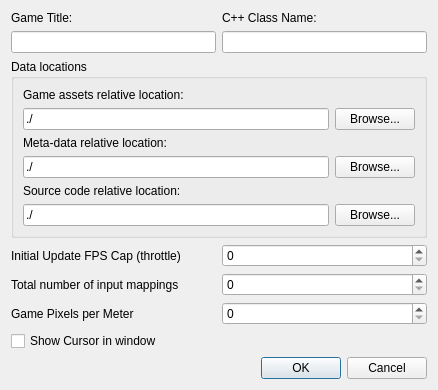
This is DesignerTool/src/DlgProjectSettings.ui in GameOverture/HarmonyEngine as Qt 5 draws it before an edit. The edited form follows.
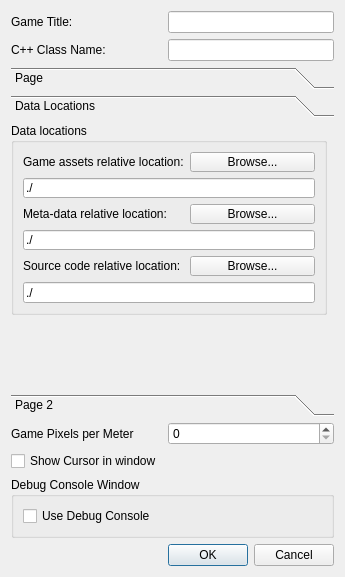
This is the edited form. The open tabs and pages were chosen to show the change. Icons and pictures are not drawn.

Commit message: Cut, Copy, Paste half way working with getting item source to clipboard

What changed in the file:
```diff
--- a/DesignerTool/src/DlgProjectSettings.ui
+++ b/DesignerTool/src/DlgProjectSettings.ui
@@ -6,86 +6,69 @@
    <rect>
     <x>0</x>
     <y>0</y>
-    <width>438</width>
-    <height>344</height>
+    <width>334</width>
+    <height>577</height>
    </rect>
   </property>
   <property name="windowTitle">
    <string>Dialog</string>
   </property>
-  <layout class="QVBoxLayout" name="verticalLayout">
-   <item>
-    <layout class="QGridLayout" name="gridLayout_2">
-     <item row="1" column="0">
+  <layout class="QFormLayout" name="formLayout_2">
+   <item row="0" column="0">
       <widget class="QLabel" name="lblGameTitle">
        <property name="text">
         <string>Game Title:</string>
        </property>
       </widget>
      </item>
-     <item row="1" column="1">
+   <item row="0" column="1">
+    <widget class="QLineEdit" name="txtTitleName"/>
+   </item>
+   <item row="1" column="0">
       <widget class="QLabel" name="label_4">
        <property name="text">
         <string>C++ Class Name:</string>
        </property>
       </widget>
      </item>
-     <item row="2" column="1">
+   <item row="1" column="1">
       <widget class="QLineEdit" name="txtClassName"/>
      </item>
-     <item row="2" column="0">
-      <widget class="QLineEdit" name="txtTitleName"/>
-     </item>
-    </layout>
-   </item>
-   <item>
+   <item row="2" column="0" colspan="2">
+    <widget class="QToolBox" name="toolBox">
+     <property name="currentIndex">
+      <number>2</number>
+     </property>
+     <widget class="QWidget" name="page_3">
+      <attribute name="label">
+       <string>Page</string>
+      </attribute>
+     </widget>
+     <widget class="QWidget" name="page">
+      <property name="geometry">
+       <rect>
+        <x>0</x>
+        <y>0</y>
+        <width>316</width>
+        <height>69</height>
+       </rect>
+      </property>
+      <attribute name="label">
+       <string>Data Locations</string>
+      </attribute>
     <widget class="QGroupBox" name="groupBox_3">
+       <property name="geometry">
+        <rect>
+         <x>0</x>
+         <y>0</y>
+         <width>316</width>
+         <height>192</height>
+        </rect>
+       </property>
      <property name="title">
       <string>Data locations</string>
      </property>
-     <layout class="QGridLayout" name="gridLayout_3">
-      <item row="1" column="0">
-       <widget class="QLineEdit" name="txtAssetsLocation">
-        <property name="text">
-         <string>./</string>
-        </property>
-       </widget>
-      </item>
-      <item row="5" column="0">
-       <widget class="QLineEdit" name="txtSourceLocation">
-        <property name="text">
-         <string>./</string>
-        </property>
-       </widget>
-      </item>
-      <item row="1" column="1">
-       <widget class="QPushButton" name="btnBrowseAssets">
-        <property name="text">
-         <string>Browse...</string>
-        </property>
-       </widget>
-      </item>
-      <item row="3" column="0">
-       <widget class="QLineEdit" name="txtMetaDataLocation">
-        <property name="text">
-         <string>./</string>
-        </property>
-       </widget>
-      </item>
-      <item row="5" column="1">
-       <widget class="QPushButton" name="btnBrowseSource">
-        <property name="text">
-         <string>Browse...</string>
-        </property>
-       </widget>
-      </item>
-      <item row="3" column="1">
-       <widget class="QPushButton" name="btnBrowseMetaData">
-        <property name="text">
-         <string>Browse...</string>
-        </property>
-       </widget>
-      </item>
+       <layout class="QFormLayout" name="formLayout_3">
       <item row="0" column="0">
        <widget class="QLabel" name="label_5">
         <property name="text">
@@ -93,13 +76,6 @@
         </property>
        </widget>
       </item>
-      <item row="4" column="0">
-       <widget class="QLabel" name="label_7">
-        <property name="text">
-         <string>Source code relative location:</string>
-        </property>
-       </widget>
-      </item>
       <item row="2" column="0">
        <widget class="QLabel" name="label_6">
         <property name="text">
@@ -107,6 +83,64 @@
         </property>
        </widget>
       </item>
+        <item row="4" column="0">
+         <widget class="QLabel" name="label_7">
+          <property name="text">
+           <string>Source code relative location:</string>
+          </property>
+         </widget>
+        </item>
+        <item row="0" column="1">
+         <widget class="QPushButton" name="btnBrowseAssets">
+          <property name="text">
+           <string>Browse...</string>
+          </property>
+         </widget>
+        </item>
+        <item row="2" column="1">
+         <widget class="QPushButton" name="btnBrowseMetaData">
+          <property name="text">
+           <string>Browse...</string>
+          </property>
+         </widget>
+        </item>
+        <item row="4" column="1">
+         <widget class="QPushButton" name="btnBrowseSource">
+          <property name="text">
+           <string>Browse...</string>
+          </property>
+         </widget>
+        </item>
+        <item row="3" column="0" colspan="2">
+         <widget class="QLineEdit" name="txtMetaDataLocation">
+          <property name="text">
+           <string>./</string>
+          </property>
+          <property name="readOnly">
+           <bool>true</bool>
+          </property>
+         </widget>
+        </item>
+        <item row="5" column="0" colspan="2">
+         <widget class="QLineEdit" name="txtSourceLocation">
+          <property name="text">
+           <string>./</string>
+          </property>
+          <property name="readOnly">
+           <bool>true</bool>
+          </property>
+         </widget>
+        </item>
+        <item row="1" column="0" colspan="2">
+         <widget class="QLineEdit" name="txtAssetsLocation">
+          <property name="text">
+           <string>./</string>
+          </property>
+          <property name="readOnly">
+           <bool>true</bool>
+          </property>
+         </widget>
+        </item>
      </layout>
      <zorder>label_5</zorder>
      <zorder>txtAssetsLocation</zorder>
@@ -118,61 +152,85 @@
      <zorder>txtSourceLocation</zorder>
      <zorder>btnBrowseSource</zorder>
     </widget>
-   </item>
-   <item>
-    <layout class="QHBoxLayout" name="horizontalLayout_3">
-     <item>
+     </widget>
+     <widget class="QWidget" name="page_2">
+      <property name="geometry">
+       <rect>
+        <x>0</x>
+        <y>0</y>
+        <width>316</width>
+        <height>69</height>
+       </rect>
+      </property>
+      <attribute name="label">
+       <string>Page 2</string>
+      </attribute>
+      <layout class="QFormLayout" name="formLayout_4">
+       <item row="0" column="0">
       <widget class="QLabel" name="label_10">
        <property name="text">
         <string>Initial Update FPS Cap (throttle)</string>
        </property>
       </widget>
      </item>
-     <item>
+       <item row="0" column="1">
       <widget class="QSpinBox" name="sbUpdateFpsCap">
        <property name="maximum">
         <number>300</number>
        </property>
       </widget>
      </item>
-    </layout>
-   </item>
-   <item>
-    <layout class="QHBoxLayout" name="horizontalLayout">
-     <item>
+       <item row="1" column="0">
       <widget class="QLabel" name="label_8">
        <property name="text">
-        <string>Total number of input mappings</string>
+          <string>Num input maps</string>
+         </property>
+         <property name="pixmap">
+          <pixmap resource="res/DesignerTool.qrc">:/icons16x16/sprite-applyToAll.png</pixmap>
        </property>
       </widget>
      </item>
-     <item>
+       <item row="1" column="1">
       <widget class="QSpinBox" name="sbInputMaps"/>
      </item>
     </layout>
+     </widget>
+    </widget>
    </item>
-   <item>
-    <layout class="QHBoxLayout" name="horizontalLayout_2">
-     <item>
+   <item row="4" column="0">
       <widget class="QLabel" name="label_9">
        <property name="text">
         <string>Game Pixels per Meter</string>
        </property>
       </widget>
      </item>
-     <item>
+   <item row="4" column="1">
       <widget class="QSpinBox" name="sbPixelsPerMeter"/>
      </item>
-    </layout>
-   </item>
-   <item>
+   <item row="5" column="0">
     <widget class="QCheckBox" name="chkShowCursor">
      <property name="text">
       <string>Show Cursor in window</string>
      </property>
     </widget>
    </item>
-   <item>
+   <item row="6" column="0" colspan="2">
+    <widget class="QGroupBox" name="groupBox">
+     <property name="title">
+      <string>Debug Console Window</string>
+     </property>
+     <layout class="QFormLayout" name="formLayout">
+      <item row="0" column="0">
+       <widget class="QCheckBox" name="checkBox">
+        <property name="text">
+         <string>Use Debug Console</string>
+        </property>
+       </widget>
+      </item>
+     </layout>
+    </widget>
+   </item>
+   <item row="7" column="1">
     <widget class="QDialogButtonBox" name="buttonBox">
      <property name="orientation">
       <enum>Qt::Horizontal</enum>
```
Left out of the diff: 8 changed lines with no effect on the pictures. Lines whose indentation alone changed are shown as unchanged. The commit also changes 19 other files.
